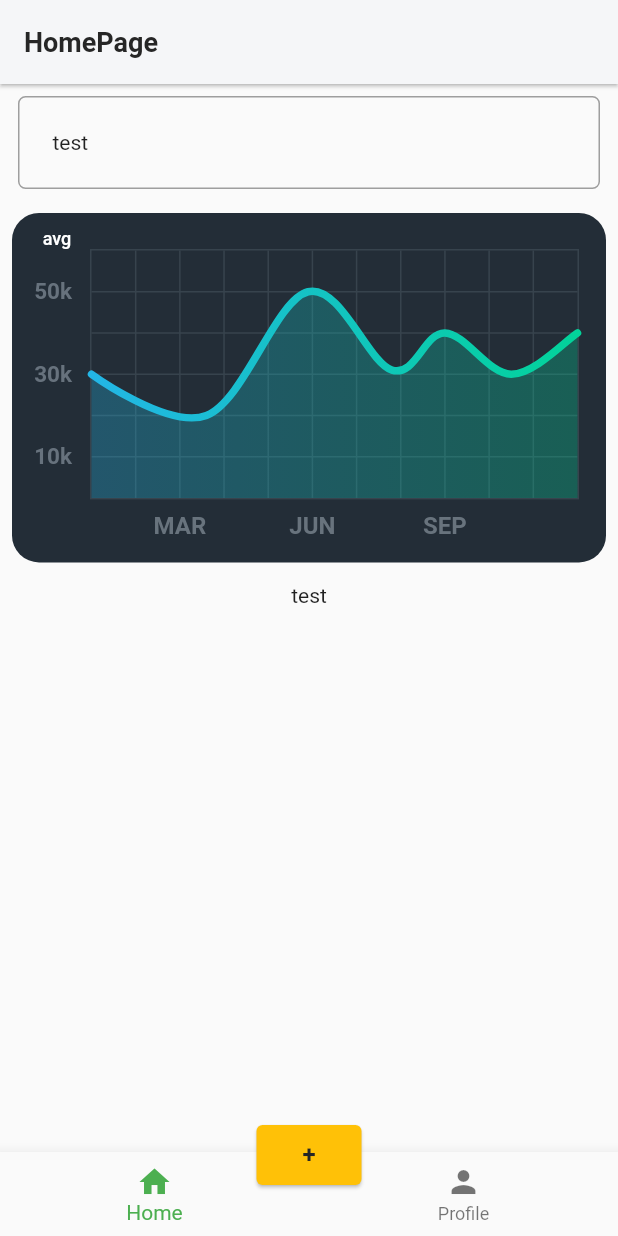
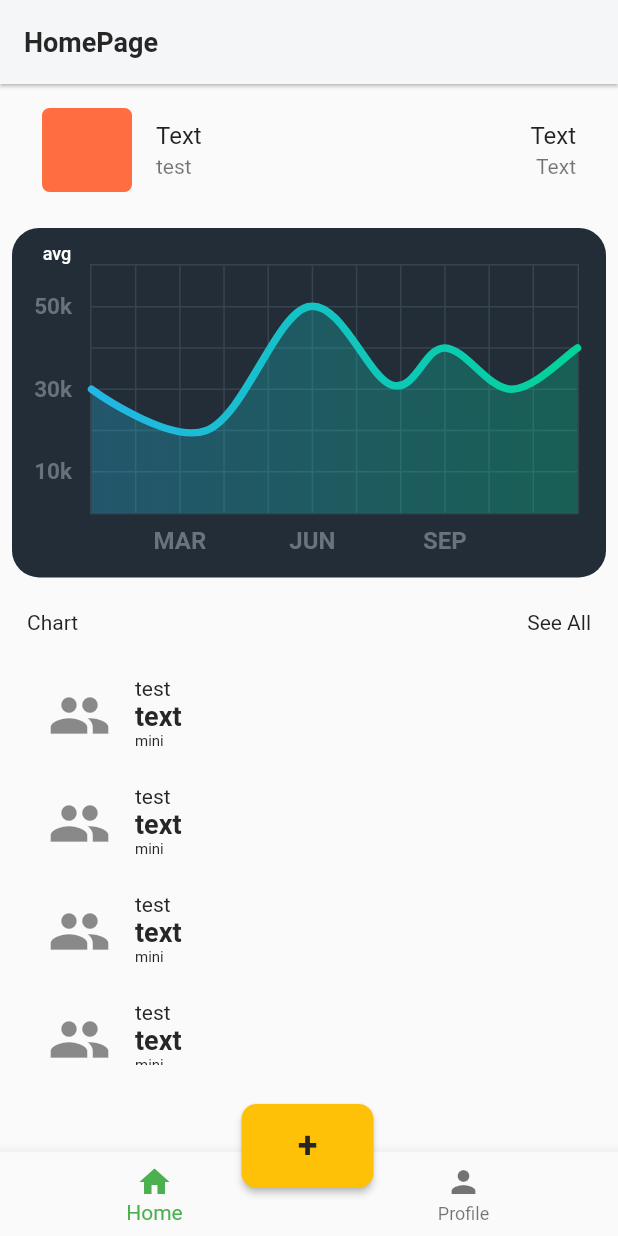
Before and after one commit to noersy/simbasa, a Flutter app: the DashboardPage screen opened directly, on a phone screen of 412 x 824 dp. Run offline on Flutter 3.47's test engine with Material 2 defaults, Android fonts, the phone set to English and light mode, and no system bars; drawn by our look-alikes of fl_chart; our stand-ins replace flutter_spinkit, shared_preferences; accounts and stored records are empty; Roboto replaces fonts that are missing (Mulish).

Commit message:
floatingbutton add

```diff
--- a/lib/view/DasboardPage/DashboardPage.dart
+++ b/lib/view/DasboardPage/DashboardPage.dart
@@ -1,4 +1,5 @@
 import 'package:flutter/material.dart';
+import 'package:flutter/rendering.dart';
 import 'package:flutter/services.dart';
 import 'package:simbasa/theme/PaletteColor.dart';
 import 'package:simbasa/theme/TypographyStyle.dart';
@@ -25,12 +26,8 @@ class _DashboardPageState extends State<DashboardPage> {
     ];
 
     return Scaffold(
-        bottomNavigationBar: Stack(
-          children: [
-            Container(
-              height: 80,
-              alignment: Alignment.bottomCenter,
-              child: BottomNavigationBar(
+      floatingActionButtonLocation: FloatingActionButtonLocation.endDocked,
+      bottomNavigationBar: BottomNavigationBar(
         items: [
           BottomNavigationBarItem(
             icon: Icon(Icons.home),
@@ -43,40 +40,32 @@ class _DashboardPageState extends State<DashboardPage> {
         ],
         currentIndex: _bottomNavBarSelectedIndex,
         selectedItemColor: Colors.green,
-                onTap: _onItemTapped,
       ),
+      floatingActionButton: Padding(
+        padding: const EdgeInsets.only(
+          bottom: 12,
         ),
-            Container(
-              height: 50,
+        child: Container(
           alignment: Alignment.bottomCenter,
-              margin: EdgeInsets.only(
-                bottom: 30,
+          margin: const EdgeInsets.only(left: 30, bottom: 20),
+          child: RawMaterialButton(
+            fillColor: Colors.amber,
+            shape: RoundedRectangleBorder(
+              borderRadius: BorderRadius.circular(10),
             ),
-              child: Card(
-                color: Colors.amber,
-                child: Container(
-                  alignment: Alignment.center,
-                  height: 40,
-                  width: 70,
+            elevation: 2,
+            onPressed: () {},
+            child: Padding(
+              padding: const EdgeInsets.all(14),
               child: Text(
                 "+",
-                    style: TypographyStyle.button1,
+                style: TypographyStyle.title,
               ),
             ),
           ),
         ),
-          ],
       ),
-        body: _children[_bottomNavBarSelectedIndex]);
-  }
-
-  _onItemTapped(index) {
-    if (index != _bottomNavBarSelectedIndex) {
-      if (index != 2) {
-        setState(() {
-          _bottomNavBarSelectedIndex = index;
-        });
+      body: _children[_bottomNavBarSelectedIndex],
+    );
   }
 }
-  }
-}
--- a/lib/view/DasboardPage/HomePage/HomePage.dart
+++ b/lib/view/DasboardPage/HomePage/HomePage.dart
@@ -1,4 +1,5 @@
 import 'package:flutter/material.dart';
+import 'package:simbasa/theme/TypographyStyle.dart';
 import 'package:simbasa/view/DasboardPage/HomePage/component/chart/linecart.dart';
 import 'package:simbasa/view/component/appbar/appbar.dart';
 
@@ -18,17 +19,33 @@ class _HomePageState extends State<HomePage> {
           child: Column(
             children: [
               Container(
-                margin: const EdgeInsets.only(top : 8, bottom: 8, left: 12, right: 12 ),
-                padding: const EdgeInsets.all(22),
+                margin: const EdgeInsets.only(
+                    top: 8, bottom: 8, left: 12, right: 12),
                 width: MediaQuery.of(context).size.width,
-                decoration: BoxDecoration(
-                  border: Border.all(
-                    color: Colors.grey,
-                    style: BorderStyle.solid,
+                child: ListTile(
+                  leading: Container(
+                    width: 60,
+                    height: 60,
+                    decoration: BoxDecoration(
+                      color: Colors.deepOrangeAccent,
+                      borderRadius: BorderRadius.circular(5),
+                    ),
                   ),
-                  borderRadius: BorderRadius.circular(5),
+                  title: Row(
+                    mainAxisAlignment: MainAxisAlignment.spaceBetween,
+                    children: [
+                      Text('Text'),
+                      Text('Text'),
+                    ],
+                  ),
+                  subtitle: Row(
+                    mainAxisAlignment: MainAxisAlignment.spaceBetween,
+                    children: [
+                      Text('test'),
+                      Text('Text'),
+                    ],
+                  ),
                 ),
-                child: Text('test'),
               ),
               Container(
                 padding: const EdgeInsets.all(8),
@@ -37,7 +54,29 @@ class _HomePageState extends State<HomePage> {
                 child: LineChartSample2(),
               ),
               Container(
-                child: Text('test'),
+                padding: const EdgeInsets.only(
+                    left: 18, right: 18, top: 8, bottom: 8),
+                alignment: Alignment.topCenter,
+                child: Row(
+                  mainAxisAlignment: MainAxisAlignment.spaceBetween,
+                  children: [
+                    Text('Chart'),
+                    Text('See All'),
+                  ],
+                ),
+              ),
+              Container(
+                height: (MediaQuery.of(context).size.height / 2.88) + 0.98,
+                padding: const EdgeInsets.all(8),
+                child: ListView(
+                  physics: BouncingScrollPhysics(),
+                  children: [
+                    _listTile(subtitle: "test", title: "text", mini: "mini"),
+                    _listTile(subtitle: "test", title: "text", mini: "mini"),
+                    _listTile(subtitle: "test", title: "text", mini: "mini"),
+                    _listTile(subtitle: "test", title: "text", mini: "mini"),
+                  ],
+                ),
               ),
             ],
           ),
@@ -46,3 +85,29 @@ class _HomePageState extends State<HomePage> {
     );
   }
 }
+
+ListTile _listTile({String title, String subtitle, String mini}) {
+  return ListTile(
+    title: Column(
+      crossAxisAlignment: CrossAxisAlignment.start,
+      children: [
+        Text(
+          subtitle,
+          style: TypographyStyle.paragraph,
+        ),
+        Text(
+          title,
+          style: TypographyStyle.subtitle1,
+        ),
+      ],
+    ),
+    subtitle: Text(mini, style: TypographyStyle.mini),
+    leading: Padding(
+      padding: const EdgeInsets.only(left: 8, top: 4),
+      child: Icon(
+        Icons.people,
+        size: 42,
+      ),
+    ),
+  );
+}
--- a/pubspec.yaml
+++ b/pubspec.yaml
@@ -29,7 +29,7 @@ dependencies:
   # Use with the CupertinoIcons class for iOS style icons.
   flutter_launcher_icons: ^0.8.0
   cupertino_icons: ^1.0.2
-  shared_preferences: 0.5.12+4
+  shared_preferences: ^2.0.6
   skeleton_text: ^1.0.0
   flutter_spinkit: ^4.1.2
   image_picker: ^0.6.7+17
```
Lines whose indentation alone changed are shown as unchanged.
